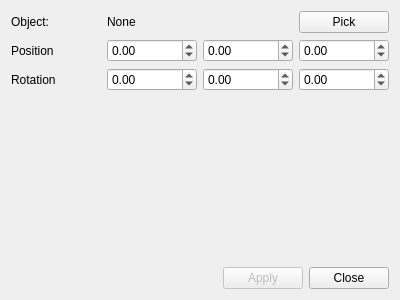
Above: src/ui/widget_transform.ui from bezierC0/Qt_OCC before the change. Below: the same form after it.
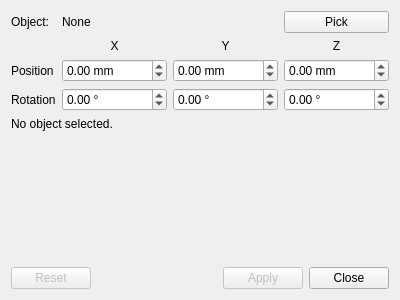
That is the form after the change.

Commit message:
feat : enhance transform
add reset button

The edit to the form file:
```diff
--- a/src/ui/widget_transform.ui
+++ b/src/ui/widget_transform.ui
@@ -38,15 +38,49 @@
       </widget>
      </item>
      
-     <item row="1" column="0">
+     <item row="1" column="1">
+      <widget class="QLabel" name="labelAxisX">
+       <property name="text">
+        <string notr="true">X</string>
+       </property>
+       <property name="alignment">
+        <set>Qt::AlignCenter</set>
+       </property>
+      </widget>
+     </item>
+     <item row="1" column="2">
+      <widget class="QLabel" name="labelAxisY">
+       <property name="text">
+        <string notr="true">Y</string>
+       </property>
+       <property name="alignment">
+        <set>Qt::AlignCenter</set>
+       </property>
+      </widget>
+     </item>
+     <item row="1" column="3">
+      <widget class="QLabel" name="labelAxisZ">
+       <property name="text">
+        <string notr="true">Z</string>
+       </property>
+       <property name="alignment">
+        <set>Qt::AlignCenter</set>
+       </property>
+      </widget>
+     </item>
+
+     <item row="2" column="0">
       <widget class="QLabel" name="labelPosition">
        <property name="text">
         <string>Position</string>
        </property>
       </widget>
      </item>
-     <item row="1" column="1">
+     <item row="2" column="1">
       <widget class="QDoubleSpinBox" name="spinBoxPosX">
+       <property name="suffix">
+        <string notr="true"> mm</string>
+       </property>
        <property name="minimum">
         <double>-10000.0</double>
        </property>
@@ -55,8 +89,11 @@
        </property>
       </widget>
      </item>
-     <item row="1" column="2">
+     <item row="2" column="2">
       <widget class="QDoubleSpinBox" name="spinBoxPosY">
+       <property name="suffix">
+        <string notr="true"> mm</string>
+       </property>
        <property name="minimum">
         <double>-10000.0</double>
        </property>
@@ -65,8 +102,11 @@
        </property>
       </widget>
      </item>
-     <item row="1" column="3">
+     <item row="2" column="3">
       <widget class="QDoubleSpinBox" name="spinBoxPosZ">
+       <property name="suffix">
+        <string notr="true"> mm</string>
+       </property>
        <property name="minimum">
         <double>-10000.0</double>
        </property>
@@ -76,15 +116,18 @@
       </widget>
      </item>
 
-     <item row="2" column="0">
+     <item row="3" column="0">
       <widget class="QLabel" name="labelRotation">
        <property name="text">
         <string>Rotation</string>
        </property>
       </widget>
      </item>
-     <item row="2" column="1">
+     <item row="3" column="1">
       <widget class="QDoubleSpinBox" name="spinBoxRotX">
+       <property name="suffix">
+        <string notr="true"> °</string>
+       </property>
        <property name="minimum">
         <double>-360.0</double>
        </property>
@@ -93,8 +136,11 @@
        </property>
       </widget>
      </item>
-     <item row="2" column="2">
+     <item row="3" column="2">
       <widget class="QDoubleSpinBox" name="spinBoxRotY">
+       <property name="suffix">
+        <string notr="true"> °</string>
+       </property>
        <property name="minimum">
         <double>-360.0</double>
        </property>
@@ -103,8 +149,11 @@
        </property>
       </widget>
      </item>
-     <item row="2" column="3">
+     <item row="3" column="3">
       <widget class="QDoubleSpinBox" name="spinBoxRotZ">
+       <property name="suffix">
+        <string notr="true"> °</string>
+       </property>
        <property name="minimum">
         <double>-360.0</double>
        </property>
@@ -115,6 +164,16 @@
      </item>
     </layout>
    </item>
+   <item>
+    <widget class="QLabel" name="labelStatus">
+     <property name="text">
+      <string>No object selected.</string>
+     </property>
+     <property name="wordWrap">
+      <bool>true</bool>
+     </property>
+    </widget>
+   </item>
    <item>
     <spacer name="verticalSpacer">
      <property name="orientation">
@@ -130,6 +189,16 @@
    </item>
    <item>
     <layout class="QHBoxLayout" name="horizontalLayout">
+     <item>
+      <widget class="QPushButton" name="pushButtonReset">
+       <property name="enabled">
+        <bool>false</bool>
+       </property>
+       <property name="text">
+        <string>Reset</string>
+       </property>
+      </widget>
+     </item>
      <item>
       <spacer name="horizontalSpacer">
        <property name="orientation">
```
The commit also changes 6 other files.
